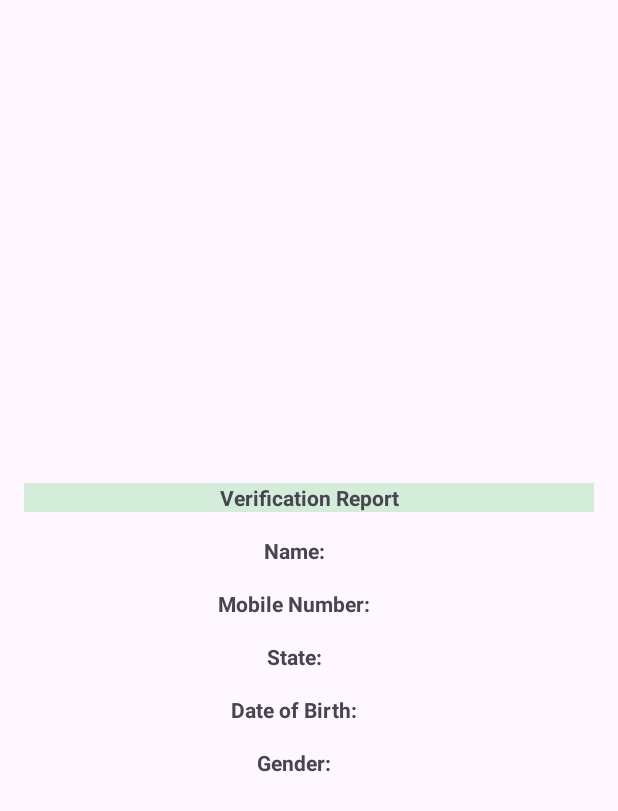
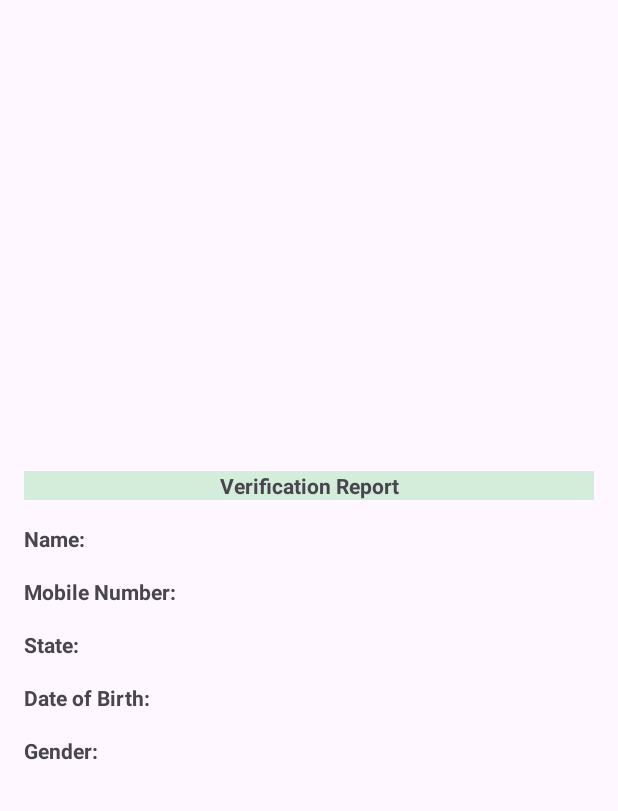
Before and after one commit to pawansardar/aadhaar-card, an Android app: the ViewReport screen opened directly, with no data from a screen before it, on a phone screen of 412 x 824 dp. Shown: the top 811 px of the screen. Run offline under Robolectric (Android 15) with nearby library versions, the light colour scheme and no system bars.

Commit message:
Updated the ImageView UI & View Report UI

```diff
--- /dev/null
+++ b/app/src/main/res/drawable/rounded_image.xml
@@ -0,0 +1,5 @@
+<shape xmlns:android="http://schemas.android.com/apk/res/android" android:shape="rectangle">
+    <corners android:radius="16dp" />
+    <solid android:color="@android:color/darker_gray" />
+    <stroke android:width="2dp" android:color="@android:color/white"/>
+</shape>
--- a/app/src/main/res/layout/activity_view_report.xml
+++ b/app/src/main/res/layout/activity_view_report.xml
@@ -1,134 +1,138 @@
 <?xml version="1.0" encoding="utf-8"?>
 <androidx.constraintlayout.widget.ConstraintLayout xmlns:android="http://schemas.android.com/apk/res/android"
-    android:layout_width="match_parent"
-    android:layout_height="match_parent">
-
-    <LinearLayout xmlns:android="http://schemas.android.com/apk/res/android"
+    xmlns:app="http://schemas.android.com/apk/res-auto"
     android:layout_width="match_parent"
     android:layout_height="match_parent"
-        android:orientation="vertical"
-        android:padding="16dp"
-        android:gravity="center" >
+    android:padding="16dp">
 
+    <!-- Container to Center Everything -->
+    <androidx.constraintlayout.widget.ConstraintLayout
+        android:id="@+id/container"
+        android:layout_width="0dp"
+        android:layout_height="wrap_content"
+        app:layout_constraintTop_toTopOf="parent"
+        app:layout_constraintBottom_toBottomOf="parent"
+        app:layout_constraintStart_toStartOf="parent"
+        app:layout_constraintEnd_toEndOf="parent"
+        app:layout_constraintVertical_bias="0.5">
+
+        <!-- Title -->
         <TextView
+            android:id="@+id/title"
             android:layout_width="match_parent"
             android:layout_height="wrap_content"
             android:background="@color/faint_green"
+            android:text="Verification Report"
             android:textAlignment="center"
             android:textStyle="bold"
-            android:text="Verification Report"
-            android:layout_marginTop="16dp" />
+            android:layout_marginBottom="24dp"
+            app:layout_constraintTop_toTopOf="parent"
+            app:layout_constraintStart_toStartOf="parent"
+            app:layout_constraintEnd_toEndOf="parent" />
 
-        <LinearLayout
+        <!-- Guideline for consistent column alignment -->
+        <androidx.constraintlayout.widget.Guideline
+            android:id="@+id/guideline"
             android:layout_width="wrap_content"
             android:layout_height="wrap_content"
-            android:orientation="horizontal"
-            android:layout_gravity="center_horizontal"
-            android:layout_marginTop="16dp">
+            app:layout_constraintGuide_percent="0.4"
+            android:orientation="vertical"/>
 
+        <!-- Name Row -->
         <TextView
+            android:id="@+id/label_name"
             android:layout_width="wrap_content"
             android:layout_height="wrap_content"
-                android:text="Name: "
+            android:text="Name:"
             android:textStyle="bold"
-                android:layout_marginEnd="16dp" />
+            app:layout_constraintStart_toStartOf="parent"
+            app:layout_constraintTop_toBottomOf="@id/title"
+            android:layout_marginTop="16dp" />
 
         <TextView
             android:id="@+id/userName"
             android:layout_width="wrap_content"
             android:layout_height="wrap_content"
-                android:text="--" />
+            android:text="--"
+            app:layout_constraintStart_toStartOf="@id/guideline"
+            app:layout_constraintTop_toTopOf="@id/label_name" />
 
-        </LinearLayout>
-
-        <LinearLayout
+        <!-- Mobile Number Row -->
+        <TextView
+            android:id="@+id/label_mobile"
             android:layout_width="wrap_content"
             android:layout_height="wrap_content"
-            android:orientation="horizontal"
-            android:layout_gravity="center_horizontal"
-            android:layout_marginTop="16dp">
-
-            <TextView
-                android:layout_width="wrap_content"
-                android:layout_height="wrap_content"
-                android:text="Mobile Number: "
+            android:text="Mobile Number:"
             android:textStyle="bold"
-                android:layout_marginEnd="16dp" />
+            app:layout_constraintStart_toStartOf="parent"
+            app:layout_constraintTop_toBottomOf="@id/label_name"
+            android:layout_marginTop="16dp" />
 
         <TextView
             android:id="@+id/mobileNumber"
             android:layout_width="wrap_content"
             android:layout_height="wrap_content"
-                android:text="--" />
+            android:text="--"
+            app:layout_constraintStart_toStartOf="@id/guideline"
+            app:layout_constraintTop_toTopOf="@id/label_mobile" />
 
-        </LinearLayout>
-
-        <LinearLayout
+        <!-- State Row -->
+        <TextView
+            android:id="@+id/label_state"
             android:layout_width="wrap_content"
             android:layout_height="wrap_content"
-            android:orientation="horizontal"
-            android:layout_gravity="center_horizontal"
-            android:layout_marginTop="16dp">
-
-            <TextView
-                android:layout_width="wrap_content"
-                android:layout_height="wrap_content"
-                android:text="State: "
+            android:text="State:"
             android:textStyle="bold"
-                android:layout_marginEnd="16dp" />
+            app:layout_constraintStart_toStartOf="parent"
+            app:layout_constraintTop_toBottomOf="@id/label_mobile"
+            android:layout_marginTop="16dp" />
 
         <TextView
             android:id="@+id/state"
             android:layout_width="wrap_content"
             android:layout_height="wrap_content"
-                android:text="--" />
+            android:text="--"
+            app:layout_constraintStart_toStartOf="@id/guideline"
+            app:layout_constraintTop_toTopOf="@id/label_state" />
 
-        </LinearLayout>
-
-        <LinearLayout
+        <!-- Date of Birth Row -->
+        <TextView
+            android:id="@+id/label_dob"
             android:layout_width="wrap_content"
             android:layout_height="wrap_content"
-            android:orientation="horizontal"
-            android:layout_gravity="center_horizontal"
-            android:layout_marginTop="16dp">
-
-            <TextView
-                android:layout_width="wrap_content"
-                android:layout_height="wrap_content"
-                android:text="Date of Birth: "
+            android:text="Date of Birth:"
             android:textStyle="bold"
-                android:layout_marginEnd="16dp" />
+            app:layout_constraintStart_toStartOf="parent"
+            app:layout_constraintTop_toBottomOf="@id/label_state"
+            android:layout_marginTop="16dp" />
 
         <TextView
             android:id="@+id/userDob"
             android:layout_width="wrap_content"
             android:layout_height="wrap_content"
-                android:text="--" />
+            android:text="--"
+            app:layout_constraintStart_toStartOf="@id/guideline"
+            app:layout_constraintTop_toTopOf="@id/label_dob" />
 
-        </LinearLayout>
-
-        <LinearLayout
+        <!-- Gender Row -->
+        <TextView
+            android:id="@+id/label_gender"
             android:layout_width="wrap_content"
             android:layout_height="wrap_content"
-            android:orientation="horizontal"
-            android:layout_gravity="center_horizontal"
-            android:layout_marginTop="16dp">
-
-            <TextView
-                android:layout_width="wrap_content"
-                android:layout_height="wrap_content"
-                android:text="Gender: "
+            android:text="Gender:"
             android:textStyle="bold"
-                android:layout_marginEnd="16dp" />
+            app:layout_constraintStart_toStartOf="parent"
+            app:layout_constraintTop_toBottomOf="@id/label_dob"
+            android:layout_marginTop="16dp" />
 
         <TextView
             android:id="@+id/userGender"
             android:layout_width="wrap_content"
             android:layout_height="wrap_content"
-                android:text="--" />
-
-        </LinearLayout>
-
-    </LinearLayout>
+            android:text="--"
+            app:layout_constraintStart_toStartOf="@id/guideline"
+            app:layout_constraintTop_toTopOf="@id/label_gender" />
 
     </androidx.constraintlayout.widget.ConstraintLayout>
+
+</androidx.constraintlayout.widget.ConstraintLayout>
```
Also changed, not shown: app/src/main/java/com/pawan/aadhaarcard/MainActivity.java (+9 -47 lines), app/src/main/res/drawable/gradient_bg.xml (added, +41 -0 lines), app/src/main/res/layout/activity_main.xml (+20 -8 lines). Lines whose indentation alone changed are shown as unchanged.
